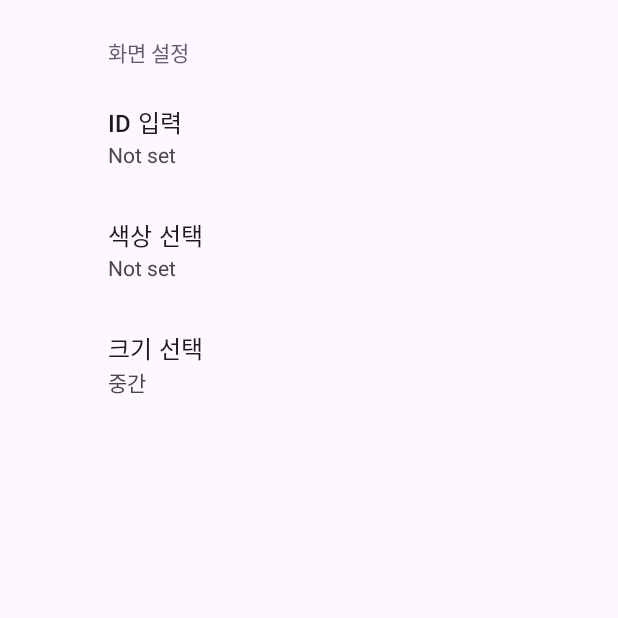
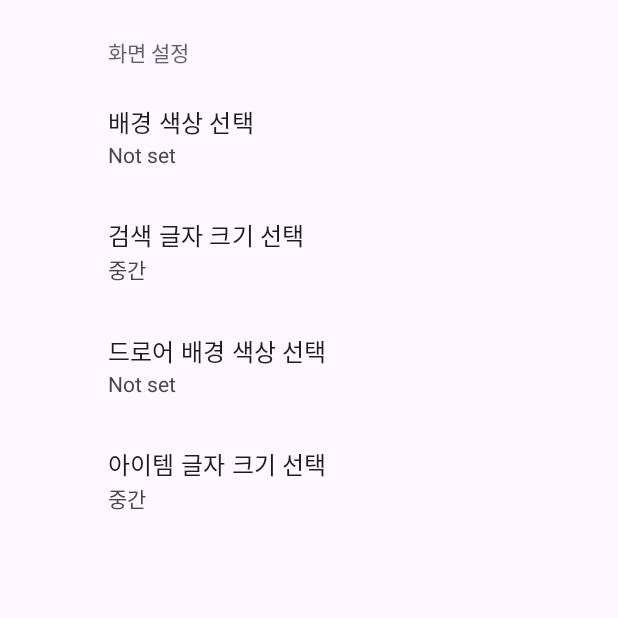
Before and after one commit to 20210699/RunAway, an Android app: the MySettingsFragment screen opened directly, with no data from a screen before it, on a phone screen of 412 x 824 dp, the top half of it. Run offline under Robolectric (Android 15) with nearby library versions, the light colour scheme and no system bars; our stand-ins replace androidx.preference.

Commit message:
[Feat] setting memo

```diff
--- a/app/build.gradle.kts
+++ b/app/build.gradle.kts
@@ -93,6 +93,9 @@ dependencies {
     //naver map API
     implementation ("com.naver.maps:map-sdk:3.18.0")
 
+    //naver 현재 위치
+    implementation("com.google.android.gms:play-services-location:21.3.0")
+
     // tikxml: xml 변환기
     implementation("com.tickaroo.tikxml:annotation:0.8.13")
     implementation("com.tickaroo.tikxml:core:0.8.13")
--- a/app/src/main/AndroidManifest.xml
+++ b/app/src/main/AndroidManifest.xml
@@ -24,7 +24,7 @@
             android:exported="false" />
         <activity
             android:name=".AddMemoActivity"
-            android:exported="false" />
+            android:exported="false"/>
         <activity
             android:name=".MemoActivity"
             android:exported="false" />
--- a/app/src/main/res/menu/menu_navigation.xml
+++ b/app/src/main/res/menu/menu_navigation.xml
@@ -15,7 +15,7 @@
         android:title="설정"/>
     <item
         android:id="@+id/item_memo"
-        android:icon="@drawable/setting"
+        android:icon="@android:drawable/ic_menu_edit"
         android:title="메모"/>
 
 </menu>
--- a/app/src/main/res/values/arrays.xml
+++ b/app/src/main/res/values/arrays.xml
@@ -1,4 +1,4 @@
-<resources>
+<resources xmlns:app="http://schemas.android.com/apk/res-auto">
     <!-- Reply Preference -->
     <string-array name="my_color">
         <item>빨강색</item>
@@ -14,6 +14,20 @@
         <item>#ffffff</item>
     </string-array>
 
+    <string-array name="d_my_color">
+        <item>빨강색</item>
+        <item>초록색</item>
+        <item>파란색</item>
+        <item>흰색</item>
+    </string-array>
+
+    <string-array name="d_my_color_values">
+        <item>#ff0000</item>
+        <item>#00ff00</item>
+        <item>#0000ff</item>
+        <item>#ffffff</item>
+    </string-array>
+
     <string-array name="my_size">
         <item>작게</item>
         <item>중간</item>
@@ -23,7 +37,19 @@
     <string-array name="my_size_values">
         <item>12.0f</item>
         <item>16.0f</item>
-        <item>100.0f</item>
+        <item>20.0f</item>
+    </string-array>
+
+    <string-array name="r_my_size">
+        <item>작게</item>
+        <item>중간</item>
+        <item>크게</item>
+    </string-array>
+
+    <string-array name="r_my_size_values">
+        <item>12.0f</item>
+        <item>16.0f</item>
+        <item>20.0f</item>
     </string-array>
 
 </resources>
--- a/app/src/main/res/xml/root_preferences.xml
+++ b/app/src/main/res/xml/root_preferences.xml
@@ -1,18 +1,13 @@
 <PreferenceScreen xmlns:app="http://schemas.android.com/apk/res-auto">
 
     <PreferenceCategory app:title="화면 설정">
-
-        <EditTextPreference
-            app:key="id"
-            app:title="ID 입력"
-            app:useSimpleSummaryProvider="true" />
 
         <ListPreference
             app:defaultValue="#00ff00"
             app:entries="@array/my_color"
             app:entryValues="@array/my_color_values"
             app:key="color"
-            app:title="색상 선택"
+            app:title="배경 색상 선택"
             app:useSimpleSummaryProvider="true" />
 
         <ListPreference
@@ -20,7 +15,23 @@
             app:entries="@array/my_size"
             app:entryValues="@array/my_size_values"
             app:key="size"
-            app:title="크기 선택"
+            app:title="검색 글자 크기 선택"
+            app:useSimpleSummaryProvider="true" />
+
+        <ListPreference
+            app:defaultValue="#00ff00"
+            app:entries="@array/d_my_color"
+            app:entryValues="@array/d_my_color_values"
+            app:key="d_color"
+            app:title="드로어 배경 색상 선택"
+            app:useSimpleSummaryProvider="true" />
+
+        <ListPreference
+            app:defaultValue="16.0f"
+            app:entries="@array/r_my_size"
+            app:entryValues="@array/r_my_size_values"
+            app:key="r_size"
+            app:title="아이템 글자 크기 선택"
             app:useSimpleSummaryProvider="true" />
 
     </PreferenceCategory>
```
Also changed, not shown: app/src/main/java/com/example/runaway/MainActivity.kt (+31 -5 lines), app/src/main/java/com/example/runaway/MemoActivity.kt (+21 -1 lines), app/src/main/java/com/example/runaway/MemoAdapter.kt (+12 -1 lines), app/src/main/res/layout/activity_add_memo.xml (+11 -2 lines).
